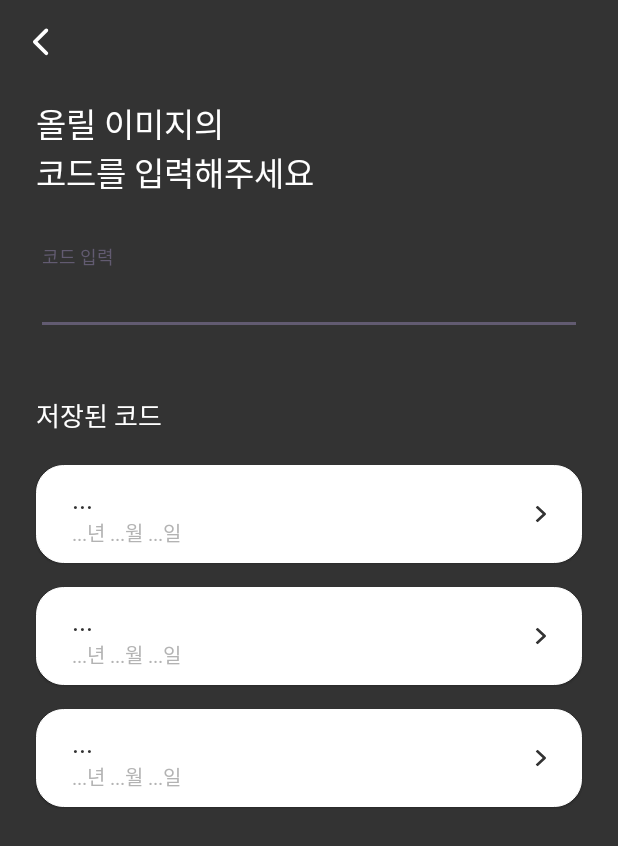
After one commit to 23-SWUnion-Hackton/Android-Soma4Cut, an Android app: the layout fragment_soma_space_select_code.xml on its own in the app's theme, with its tools: preview values and no code run, on a phone screen of 412 x 824 dp. The commit adds this screen. Shown: the top 846 px of the screen. Run offline under Robolectric (Android 15) with nearby library versions, the phone set to English and light mode, and no system bars.

Commit message:
💄 :: Design SomaSpaceSelectCodeFragment

```diff
--- /dev/null
+++ b/presentation/src/main/java/com/staker4wapper/android_soma4cut/feature/somaspace/SomaSpaceViewModel.kt
@@ -0,0 +1,6 @@
+package com.staker4wapper.android_soma4cut.feature.somaspace
+
+import com.staker4wapper.android_soma4cut.base.BaseViewModel
+
+class SomaSpaceViewModel: BaseViewModel() {
+}
--- /dev/null
+++ b/presentation/src/main/java/com/staker4wapper/android_soma4cut/feature/somaspace/screen/SomaSpaceFragment.kt
@@ -0,0 +1,19 @@
+package com.staker4wapper.android_soma4cut.feature.somaspace.screen
+
+import androidx.fragment.app.viewModels
+import com.sigma.flick.base.BaseFragment
+import com.staker4wapper.android_soma4cut.R
+import com.staker4wapper.android_soma4cut.databinding.FragmentSomaSpaceBinding
+import com.staker4wapper.android_soma4cut.feature.somaspace.SomaSpaceViewModel
+
+class SomaSpaceFragment: BaseFragment<FragmentSomaSpaceBinding, SomaSpaceViewModel>(R.layout.fragment_soma_space) {
+
+    override val viewModel: SomaSpaceViewModel by viewModels()
+
+    override fun start() {
+        binding.btnPlus.setOnClickListener {
+            // todo 1. SomaSpaceSelectCodeFragment로
+        }
+    }
+
+}
--- a/presentation/src/main/java/com/staker4wapper/android_soma4cut/feature/somaspace/SomaSpaceFragment.kt
+++ b/presentation/src/main/java/com/staker4wapper/android_soma4cut/feature/somaspace/screen/SomaSpaceSelectCodeFragment.kt
@@ -1,4 +1,4 @@
-package com.staker4wapper.android_soma4cut.feature.somaspace
+package com.staker4wapper.android_soma4cut.feature.somaspace.screen
 
 import android.os.Bundle
 import androidx.fragment.app.Fragment
@@ -8,6 +8,6 @@ import android.view.ViewGroup
 import com.sigma.flick.base.BaseFragment
 import com.staker4wapper.android_soma4cut.R
 
-class SomaSpaceFragment: BaseFragment<>() {
+class SomaSpaceSelectCodeFragment: BaseFragment<>() {
 
 }
--- a/presentation/src/main/res/drawable/button_rounded.xml
+++ b/presentation/src/main/res/drawable/button_rounded.xml
@@ -2,7 +2,7 @@
 <shape xmlns:android="http://schemas.android.com/apk/res/android"
     android:shape="rectangle">
 
-    <solid android:color="@color/gray_50"/>
+    <solid android:color="@color/gray_800"/>
     <corners android:radius="18dp"/>
 
 </shape>
--- a/presentation/src/main/res/drawable/button_rounded_stroked.xml
+++ b/presentation/src/main/res/drawable/button_rounded_stroked.xml
@@ -2,7 +2,7 @@
 <shape xmlns:android="http://schemas.android.com/apk/res/android"
     android:shape="rectangle">
 
-    <solid android:color="@color/transperent"/>
+    <solid android:color="@color/white"/>
     <corners android:radius="18dp"/>
     <stroke android:width="0.8dp"
         android:color="@color/gray_100"/>
--- a/presentation/src/main/res/layout/fragment_home.xml
+++ b/presentation/src/main/res/layout/fragment_home.xml
@@ -137,7 +137,6 @@
             android:layout_height="0dp"
             android:layout_marginTop="16dp"
             tools:listitem="@layout/item_saved_code"
-            android:layout_marginHorizontal="16dp"
             app:layout_constraintBottom_toBottomOf="parent"
             app:layout_constraintEnd_toEndOf="parent"
             app:layout_constraintStart_toStartOf="parent"
--- a/presentation/src/main/res/layout/fragment_soma_space.xml
+++ b/presentation/src/main/res/layout/fragment_soma_space.xml
@@ -2,7 +2,7 @@
 <layout xmlns:android="http://schemas.android.com/apk/res/android"
     xmlns:app="http://schemas.android.com/apk/res-auto"
     xmlns:tools="http://schemas.android.com/tools"
-    tools:context=".feature.somaspace.SomaSpaceFragment">
+    tools:context=".feature.somaspace.screen.SomaSpaceFragment">
 
     <data/>
 
--- /dev/null
+++ b/presentation/src/main/res/layout/fragment_soma_space_select_code.xml
@@ -0,0 +1,91 @@
+<?xml version="1.0" encoding="utf-8"?>
+<layout xmlns:android="http://schemas.android.com/apk/res/android"
+    xmlns:app="http://schemas.android.com/apk/res-auto"
+    xmlns:tools="http://schemas.android.com/tools"
+    tools:context=".feature.somaspace.screen.SomaSpaceFragment">
+
+    <data/>
+
+    <androidx.constraintlayout.widget.ConstraintLayout
+        android:layout_width="match_parent"
+        android:layout_height="match_parent"
+        android:background="@color/gray_800">
+
+
+        <!-- Toolbar -->
+
+        <Toolbar
+            android:id="@+id/toolbar"
+            android:layout_width="match_parent"
+            android:layout_height="wrap_content"
+            android:background="@color/gray_800"
+            android:navigationIcon="@drawable/ic_back_arrow_white"
+            app:layout_constraintEnd_toEndOf="parent"
+            app:layout_constraintStart_toStartOf="parent"
+            app:layout_constraintTop_toTopOf="parent" />
+
+        <TextView
+            android:id="@+id/tv_soma_space_title"
+            android:layout_width="wrap_content"
+            android:layout_height="wrap_content"
+            android:layout_marginStart="24dp"
+            android:layout_marginTop="10dp"
+            android:fontFamily="@font/pretendard_semibold"
+            android:text="올릴 이미지의\n코드를 입력해주세요"
+            android:textColor="@color/white"
+            android:textSize="22sp"
+            app:layout_constraintStart_toStartOf="parent"
+            app:layout_constraintTop_toBottomOf="@+id/toolbar" />
+
+        <com.google.android.material.textfield.TextInputLayout
+            android:id="@+id/layout_login_id_input"
+            style="@style/Widget.Design.TextInputLayout"
+            android:layout_width="match_parent"
+            android:layout_height="wrap_content"
+            android:layout_marginHorizontal="24dp"
+            android:layout_marginTop="33dp"
+            android:textColor="@color/white"
+            android:textColorHint="@color/white"
+            app:layout_constraintEnd_toStartOf="@+id/toolbar"
+            app:layout_constraintStart_toEndOf="@+id/toolbar"
+            app:layout_constraintTop_toBottomOf="@+id/tv_soma_space_title">
+
+            <com.google.android.material.textfield.TextInputEditText
+                android:id="@+id/et_login_id"
+                android:layout_width="match_parent"
+                android:layout_height="match_parent"
+                android:fontFamily="@font/pretendard_regular"
+                android:hint="코드 입력"
+                android:inputType="text"
+                android:singleLine="true"
+                android:textSize="20sp" />
+        </com.google.android.material.textfield.TextInputLayout>
+
+        <TextView
+            android:id="@+id/textView"
+            android:layout_width="wrap_content"
+            android:layout_height="wrap_content"
+            android:layout_marginStart="24dp"
+            android:layout_marginTop="40dp"
+            android:fontFamily="@font/pretendard_semibold"
+            android:text="저장된 코드"
+            android:textColor="@color/white"
+            android:textSize="17sp"
+            app:layout_constraintStart_toStartOf="parent"
+            app:layout_constraintTop_toBottomOf="@+id/layout_login_id_input" />
+
+        <androidx.recyclerview.widget.RecyclerView
+            android:layout_width="match_parent"
+            android:layout_height="0dp"
+            android:layout_marginHorizontal="8dp"
+            android:layout_marginTop="20dp"
+            tools:listitem="@layout/item_saved_code"
+            app:layout_constraintBottom_toBottomOf="parent"
+            app:layout_constraintEnd_toEndOf="parent"
+            app:layout_constraintStart_toStartOf="parent"
+            app:layout_constraintTop_toBottomOf="@+id/textView" />
+
+    </androidx.constraintlayout.widget.ConstraintLayout>
+
+
+</layout>
--- a/presentation/src/main/res/layout/item_saved_code.xml
+++ b/presentation/src/main/res/layout/item_saved_code.xml
@@ -7,9 +7,15 @@
     android:backgroundTint="@color/white"
     android:orientation="horizontal"
     android:paddingHorizontal="24dp"
+    android:layout_marginHorizontal="16dp"
     android:layout_marginBottom="16dp"
-    android:elevation="10dp"
+    android:elevation="1dp"
     android:gravity="center_vertical">
+
+    <LinearLayout
+        android:layout_width="wrap_content"
+        android:layout_height="wrap_content"
+        android:orientation="vertical">
 
         <TextView
             android:id="@+id/tv_code"
@@ -19,6 +25,16 @@
             android:textSize="18sp"
             android:textColor="@color/gray_800"
             android:text="..." />
+
+        <TextView
+            android:id="@+id/tv_code_date"
+            android:layout_width="wrap_content"
+            android:layout_height="wrap_content"
+            android:fontFamily="@font/pretendard_regular"
+            android:textSize="13sp"
+            android:textColor="@color/gray_300"
+            android:text="...년 ...월 ...일" />
+    </LinearLayout>
 
     <Space
         android:layout_width="0dp"
--- a/presentation/src/main/res/values/themes.xml
+++ b/presentation/src/main/res/values/themes.xml
@@ -5,6 +5,16 @@
         <!-- <item name="colorPrimary">@color/my_light_primary</item> -->
     </style>
 
+    <style name="SomaSpaceEditText" parent="@android:style/TextAppearance">
+        <item name="colorControlNormal">@color/white</item>
+        <item name="colorControlActivated">@color/white</item>
+        <item name="colorControlHighlight">@color/white</item>
+    </style>
+
     <style name="Theme.AndroidSoma4Cut" parent="Base.Theme.AndroidSoma4Cut" />
 
+<!--    <style name="MyHintStyle" parent="@android:style/TextAppearance">-->
+<!--        <item name="android:textColor">@color/main_color</item>-->
+<!--    </style>-->
+
 </resources>
```
Also changed, not shown: 1 other file. Lines whose indentation alone changed are shown as unchanged.
